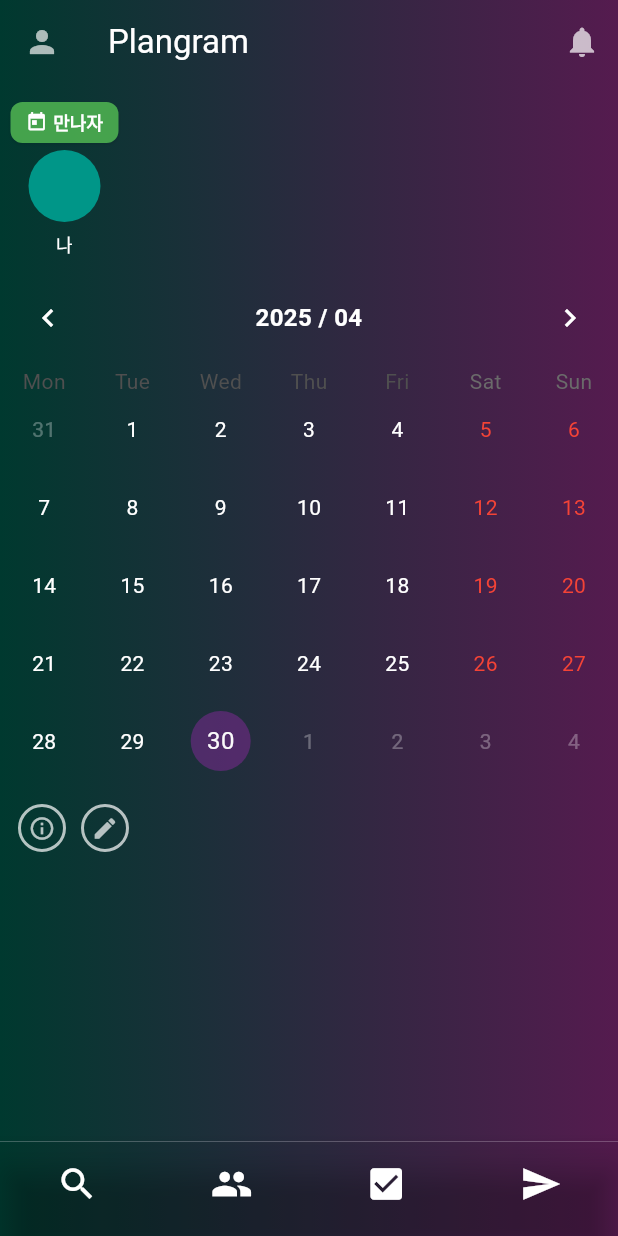
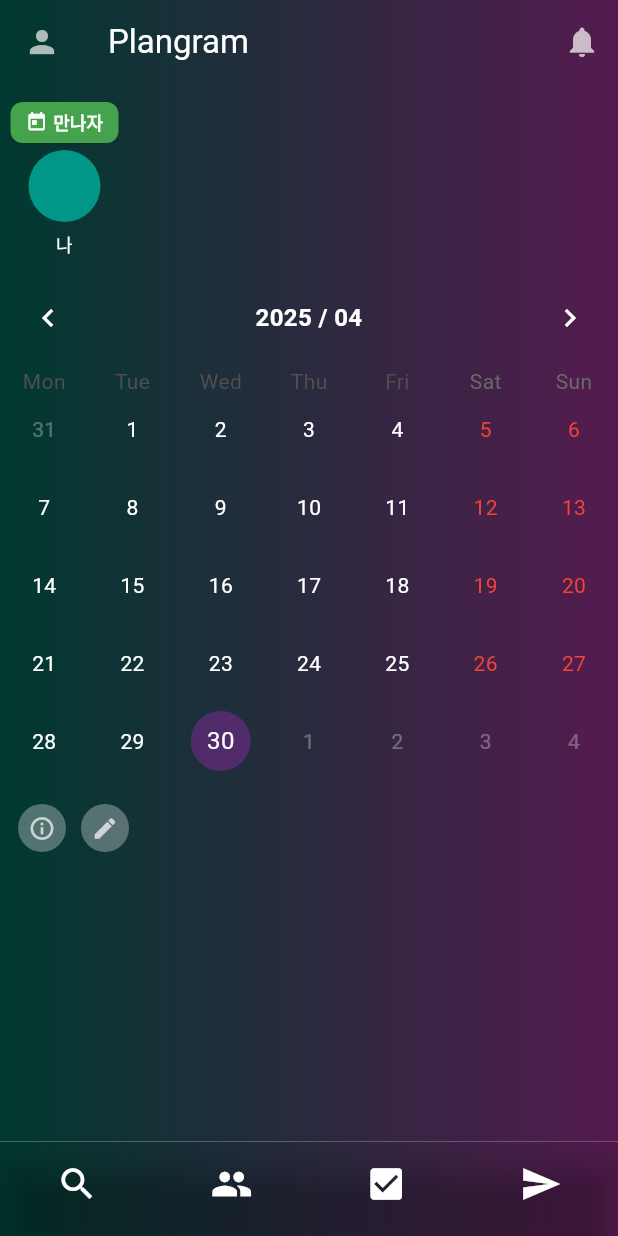
Before and after one commit to hwi1412/plangram-iOS-fix, a Flutter app: the SuccessScreen screen opened by its route, on a phone screen of 412 x 824 dp. Run offline on Flutter 3.47's test engine with Material 3 defaults, Android fonts, the light colour scheme and no system bars; drawn by our look-alikes of table_calendar; our stand-ins replace cloud_firestore, firebase_auth, firebase_core, firebase_storage, flutter_colorpicker, google_fonts and 1 more; accounts and stored records are empty.

Commit message:
캘린더 밑 아이콘 디자인 변경

```diff
--- a/lib/screen/success_screen.dart
+++ b/lib/screen/success_screen.dart
@@ -140,11 +140,7 @@ class _SuccessScreenState extends State<SuccessScreen> {
                             margin: const EdgeInsets.only(right: 10),
                             decoration: BoxDecoration(
                               shape: BoxShape.circle,
-                              border: Border.all(
-                                color: Colors.white.withOpacity(0.7),
-                                width: 2,
-                              ),
-                              color: Colors.transparent,
+                              color: Colors.white.withOpacity(0.3), // 흰색 반투명 배경
                             ),
                             child: Icon(
                               Icons.info_outline,
@@ -160,11 +156,7 @@ class _SuccessScreenState extends State<SuccessScreen> {
                             height: 32,
                             decoration: BoxDecoration(
                               shape: BoxShape.circle,
-                              border: Border.all(
-                                color: Colors.white.withOpacity(0.7),
-                                width: 2,
-                              ),
-                              color: Colors.transparent,
+                              color: Colors.white.withOpacity(0.3), // 흰색 반투명 배경
                             ),
                             child: Icon(
                               _isEditing ? Icons.save : Icons.edit,
```
